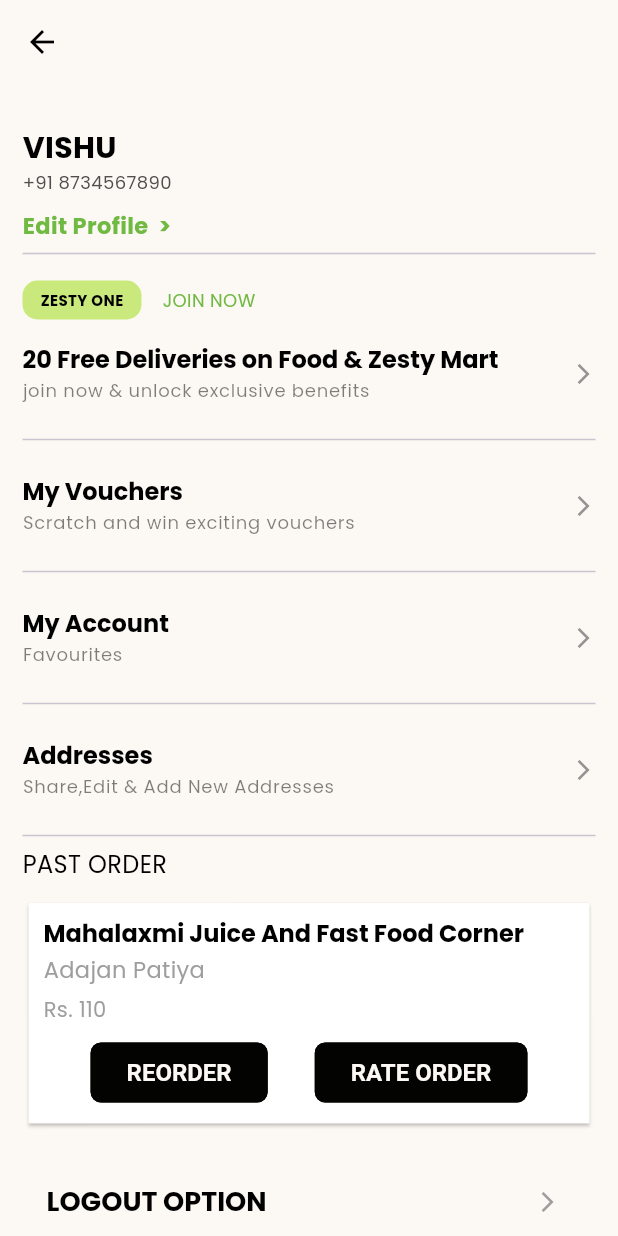
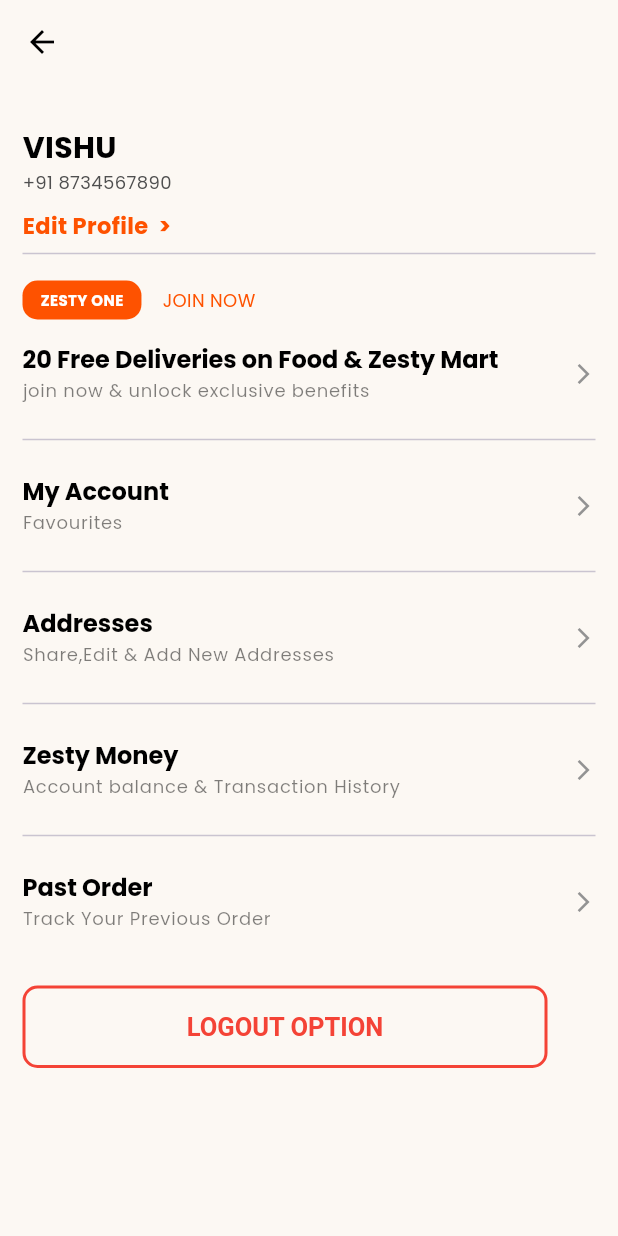
Before and after one commit to vidhanshu37/zesty, a Flutter app: the profile screen opened directly, after a tap on an icon or button, on a phone screen of 412 x 824 dp. Run offline on Flutter 3.47's test engine with Material 3 defaults, Android fonts, the phone set to English and light mode, and no system bars; our stand-ins replace carousel_slider, geocoding, geolocator, google_maps_flutter, google_nav_bar, intl_phone_field and 1 more; missing offline and left inert: flutter_avif, razorpay_flutter.

Commit message:
Zesty_money

```diff
--- a/lib/screens/home/user_profile/profile.dart
+++ b/lib/screens/home/user_profile/profile.dart
@@ -1,5 +1,7 @@
 import 'package:flutter/cupertino.dart';
 import 'package:flutter/material.dart';
+import 'package:zesty/screens/home/user_profile/money_Gift_Cards.dart';
+import 'package:zesty/screens/home/user_profile/zesty1.dart';
 import 'package:zesty/utils/constants/colors.dart';
 import 'package:zesty/utils/constants/media_query.dart';
 
@@ -25,7 +27,7 @@ class _profileState extends State<profile> {
               Text("VISHU",style: TextStyle(fontSize: 20,fontWeight: FontWeight.bold)),
               Text("+91 8734567890",style: TextStyle(color: TColors.darkerGrey,fontSize: 12)),
               SizedBox(height: 10,),
-              InkWell(onTap: (){},child: Text("Edit Profile  >",style: TextStyle(color: TColors.darkGreen,fontWeight: FontWeight.bold,fontSize: 15),),),
+              InkWell(onTap: (){},child: Text("Edit Profile  >",style: TextStyle(color: TColors.orange,fontWeight: FontWeight.bold,fontSize: 15),),),
               Divider(),
               SizedBox(height: 10,),
               Row(
@@ -34,10 +36,10 @@ class _profileState extends State<profile> {
                   Container(
                     padding: EdgeInsets.symmetric(horizontal: 12,vertical: 6),
                     decoration: BoxDecoration(
-                      color: TColors.Green,
+                      color: TColors.orange,
                       borderRadius: BorderRadius.circular(10),
                     ),
-                    child: Text("ZESTY ONE",style: TextStyle(color: Colors.black,fontWeight: FontWeight.bold,fontSize: 10)),
+                    child: Text("ZESTY ONE",style: TextStyle(color: Colors.white,fontWeight: FontWeight.bold,fontSize: 10)),
                   ),
                   SizedBox(width: 6,),
                   Container(
@@ -46,55 +48,84 @@ class _profileState extends State<profile> {
                       //color: Colors.redAccent,
                       borderRadius: BorderRadius.circular(4),
                     ),
-                    child: Text("JOIN NOW",style: TextStyle(color: TColors.darkGreen,fontSize: 12)),
+                    child: Text("JOIN NOW",style: TextStyle(color: TColors.orange,fontSize: 12)),
                   ),
                 ],
               ),
-              menuItem("20 Free Deliveries on Food & Zesty Mart", "join now & unlock exclusive benefits"),
-              Divider(),
-              menuItem("My Vouchers", "Scratch and win exciting vouchers"),
+            ListTile(
+              contentPadding: EdgeInsets.zero,
+              title: Text("20 Free Deliveries on Food & Zesty Mart",style: Theme.of(context).textTheme.titleLarge),
+              subtitle: Text("join now & unlock exclusive benefits",style: Theme.of(context).textTheme.labelMedium),
+              trailing: Icon(Icons.arrow_forward_ios,color: TColors.darkGrey,size: 16,),
+              onTap: (){
+                Navigator.push(context, MaterialPageRoute(builder: (context) => zesty1(),));
+              },
+            ),
               Divider(),
               menuItem("My Account", "Favourites"),
               Divider(),
               menuItem("Addresses", "Share,Edit & Add New Addresses"),
               Divider(),
-              Text("PAST ORDER",style: TextStyle(fontSize: 16),),
-              SizedBox(height: 10,),
-              Card(
-                elevation: 1,
-                color: Colors.white,
-                shape: RoundedRectangleBorder(
-                  borderRadius: BorderRadius.circular(1),
-                ),
-                child: Padding(
-                  padding: const EdgeInsets.all(10),
-                  child: Column(
-                    crossAxisAlignment: CrossAxisAlignment.start,
-                    children: [
-                      Text("Mahalaxmi Juice And Fast Food Corner",style: Theme.of(context).textTheme.titleLarge),
-                      SizedBox(height: 4,),
-                      Text("Adajan Patiya",style: TextStyle(fontSize: 15,color: Colors.grey),),
-                      SizedBox(height: 6,),
-                      Text("Rs. 110",style: TextStyle(fontSize: 14,color: Colors.grey),),
-                      SizedBox(height: 8,),
-                      Row(
-                        mainAxisAlignment: MainAxisAlignment.spaceEvenly,
-                        children: [
-                          ElevatedButton(onPressed: (){}, child: Text("REORDER")),
-                          ElevatedButton(onPressed: (){}, child: Text("RATE ORDER")),
-                        ],
-                      )
-                    ],
-                  ),
-                ),
+              ListTile(
+                contentPadding: EdgeInsets.zero,
+                title: Text("Zesty Money",style: Theme.of(context).textTheme.titleLarge),
+                subtitle: Text("Account balance & Transaction History",style: Theme.of(context).textTheme.labelMedium),
+                trailing: Icon(Icons.arrow_forward_ios,color: TColors.darkGrey,size: 16,),
+                onTap: (){
+                  Navigator.push(context, MaterialPageRoute(builder: (context) => MoneyGift(),));
+                },
               ),
+              Divider(),
+              menuItem("Past Order", "Track Your Previous Order"),
+              // Text("PAST ORDER",style: TextStyle(fontSize: 16),),
+              // SizedBox(height: 10,),
+              // Card(
+              //   elevation: 1,
+              //   color: Colors.white,
+              //   shape: RoundedRectangleBorder(
+              //     borderRadius: BorderRadius.circular(1),
+              //   ),
+              //   child: Padding(
+              //     padding: const EdgeInsets.all(10),
+              //     child: Column(
+              //       crossAxisAlignment: CrossAxisAlignment.start,
+              //       children: [
+              //         Text("Mahalaxmi Juice And Fast Food Corner",style: Theme.of(context).textTheme.titleLarge),
+              //         SizedBox(height: 4,),
+              //         Text("Adajan Patiya",style: TextStyle(fontSize: 15,color: Colors.grey),),
+              //         SizedBox(height: 6,),
+              //         Text("Rs. 110",style: TextStyle(fontSize: 14,color: Colors.grey),),
+              //         SizedBox(height: 8,),
+              //         Row(
+              //           mainAxisAlignment: MainAxisAlignment.spaceEvenly,
+              //           children: [
+              //             ElevatedButton(onPressed: (){}, child: Text("REORDER")),
+              //             ElevatedButton(onPressed: (){}, child: Text("RATE ORDER")),
+              //           ],
+              //         )
+              //       ],
+              //     ),
+              //   ),
+              // ),
 
               SizedBox(height: 20,),
-              ListTile(
-                title: Text("LOGOUT OPTION",style: Theme.of(context).textTheme.headlineSmall),
-                trailing: Icon(Icons.arrow_forward_ios,color: Colors.grey,size: 16,),
-                onTap: (){},
-              )
+              // ListTile(
+              //   title: Text("LOGOUT OPTION",style: Theme.of(context).textTheme.headlineSmall),
+              //   trailing: Icon(Icons.arrow_forward_ios,color: Colors.grey,size: 16,),
+              //   onTap: (){},
+              // )
+              Container(
+                  height: 55,
+                  width: 350,
+                  child: OutlinedButton(
+                      style: OutlinedButton.styleFrom(
+                          side: BorderSide(color: Colors.red,width: 2),
+                          foregroundColor: Colors.red,
+                          shape: RoundedRectangleBorder(
+                            borderRadius: BorderRadius.circular(10),
+                          )
+                      ),
+                      onPressed: (){}, child: Text("LOGOUT OPTION",style: TextStyle(fontSize: 17,color: Colors.red),))),
             ],
           ),
         ),
--- /dev/null
+++ b/lib/screens/restaurants_side/restaurants_home.dart
@@ -0,0 +1,159 @@
+import 'dart:async';
+
+import 'package:flutter/material.dart';
+import 'package:zesty/screens/home/custom_widget/searchbarHome.dart';
+import 'package:zesty/utils/constants/colors.dart';
+
+class RestaurantsHome extends StatefulWidget {
+  const RestaurantsHome({super.key});
+
+  @override
+  State<RestaurantsHome> createState() => _RestaurantsHomeState();
+}
+
+class _RestaurantsHomeState extends State<RestaurantsHome> {
+  final TextEditingController searchbarController = TextEditingController();
+  final PageController pageController = PageController();
+  int _currentIndex = 0;
+
+  final List<String> _coupons = [
+    "Extra ₹75 off",
+    "Flat 10% off above ₹500",
+    "Free Delivery on orders ₹199+",
+    "Buy 1 Get 1 Free",
+    "Save ₹50 on your first order",
+  ];
+
+  @override
+  void initState() {
+    super.initState();
+    Timer.periodic(Duration(seconds: 3), (Timer timer){
+      if(_currentIndex < _coupons.length -1){
+        _currentIndex++;
+      } else{
+        _currentIndex = 0;
+      }
+      pageController.animateToPage(_currentIndex, duration: Duration(milliseconds: 500), curve: Curves.easeInOut);
+    });
+  }
+
+  @override
+  void dispose() {
+    pageController.dispose();
+    super.dispose();
+  }
+
+  @override
+  Widget build(BuildContext context) {
+    return Scaffold(
+      appBar: AppBar(
+        backgroundColor: Colors.grey.withOpacity(0.5),
+      ),
+      body: SingleChildScrollView(
+        child: Column(
+          crossAxisAlignment: CrossAxisAlignment.start,
+          children: [
+            Container(
+              width: double.infinity,
+              height: 200,
+              decoration: BoxDecoration(
+                borderRadius: BorderRadius.only(bottomLeft: Radius.circular(22),bottomRight: Radius.circular(22)),
+                color: Colors.grey.withOpacity(0.5),
+              ),
+              child: Padding(padding: EdgeInsets.all(10),
+                child: Card(
+                  shape: RoundedRectangleBorder(
+                    borderRadius: BorderRadius.circular(17),
+                  ),
+                  elevation: 3,
+                  child: Padding(
+                    padding: const EdgeInsets.all(12.0),
+                    child: Column(
+                      crossAxisAlignment: CrossAxisAlignment.start,
+                      children: [
+                        SizedBox(height: 10,),
+                        Row(
+                          children: [
+                            Icon(Icons.verified,color: Colors.green,),
+                            SizedBox(width: 5,),
+                            Text("Pure Veg",style: TextStyle(fontWeight: FontWeight.bold,color: Colors.green),),
+                          ],
+                        ),
+                        SizedBox(height: 5,),
+                        Text("Jalaram Locho &  Rasawala khaman",style: Theme.of(context).textTheme.headlineLarge,overflow: TextOverflow.ellipsis,maxLines: 2,),
+                        SizedBox(height: 5,),
+                        Text("15-20 mins • 2.4 km • Katargam",style: TextStyle(fontSize: 14),overflow: TextOverflow.ellipsis,maxLines: 1,),
+                        SizedBox(height: 5,),
+                        Text("Gujarati,snacks",style: TextStyle(color: TColors.darkGrey,fontSize: 12,overflow: TextOverflow.ellipsis,),maxLines: 1,),
+                      ],
+                    ),
+                  ),
+                ),
+              ),
+            ),
+            SizedBox(height: 7,),
+            Padding(
+              padding: const EdgeInsets.all(8.0),
+              child: Stack(
+                children: [
+                  Container(
+                    height: 80,
+                    child: PageView.builder(
+                      controller: pageController,
+                      itemCount: _coupons.length,
+                      onPageChanged: (index) {
+                        setState(() {
+                          _currentIndex = index;
+                        });
+                      },
+                      itemBuilder: (context, index) {
+                      return Card(
+                        color: TColors.bgLight,
+                        shape: RoundedRectangleBorder(
+                            borderRadius: BorderRadius.circular(15),
+                            side: BorderSide(color: TColors.darkGrey)
+                        ),
+                        elevation: 0,
+                        child: Padding(
+                          padding: const EdgeInsets.symmetric(horizontal: 5),
+                          child: Row(
+                            mainAxisAlignment: MainAxisAlignment.start,
+                            children: [
+                              Icon(Icons.local_offer,color: Colors.brown,),
+                              SizedBox(width: 5,),
+                              Expanded(child: Text(_coupons[index],style: TextStyle(fontSize: 16,fontWeight: FontWeight.bold),))
+                            ],
+                          ),
+                        )
+                      );
+                    },)
+                  ),
+                  // Positioned(
+                  //   right: 5,
+                  //     child:Container(
+                  //       padding: EdgeInsets.symmetric(horizontal: 8,vertical: 5),
+                  //       decoration: BoxDecoration(
+                  //         color: Colors.white,
+                  //         borderRadius: BorderRadius.circular(5),
+                  //         boxShadow: [
+                  //           BoxShadow(
+                  //             color: Colors.black26,
+                  //             blurRadius: 3,
+                  //           )
+                  //         ]
+                  //       ), child: Text("${_currentIndex + 1}/${_coupons.length}",style: TextStyle(fontWeight: FontWeight.bold),),
+                  //     ),
+                  // ),
+                ],
+              ),
+            ),
+            Padding(
+              padding: const EdgeInsets.all(13.0),
+              child: searchbarHome(searchController: searchbarController),
+            ),
+          ],
+        ),
+      ),
+    );
+  }
+}
--- a/lib/utils/constants/colors.dart
+++ b/lib/utils/constants/colors.dart
@@ -15,6 +15,7 @@ class TColors {
   static const Color darkGreen = Color(0xff70b943);
   static const Color ligthGreen = Color(0xff26546e);
   static const Color orange = Color(0xfffe5200);
+  static const Color card = Color(0xfff288372);
 
 // Gradient color [example]
   static const Gradient linearGradient = LinearGradient(
--- /dev/null
+++ b/lib/utils/constants/zesty_money.dart
@@ -0,0 +1,3 @@
+class ZestyMoney {
+  static var walletAmount = 0;
+}
--- a/pubspec.yaml
+++ b/pubspec.yaml
@@ -45,6 +45,7 @@ dependencies:
   flutter_avif: ^3.0.0
   shared_preferences: ^2.5.2
   google_nav_bar: ^5.0.7
+  razorpay_flutter: ^1.3.7
 
 dev_dependencies:
   flutter_test:
```
Also changed, not shown: lib/main.dart (+4 -3 lines), lib/screens/home/user_profile/add_balance.dart (added, +238 -0 lines), lib/screens/home/user_profile/money_Gift_Cards.dart (added, +138 -0 lines), lib/screens/home/user_profile/zesty1.dart (+56 -24 lines), pubspec.lock.
